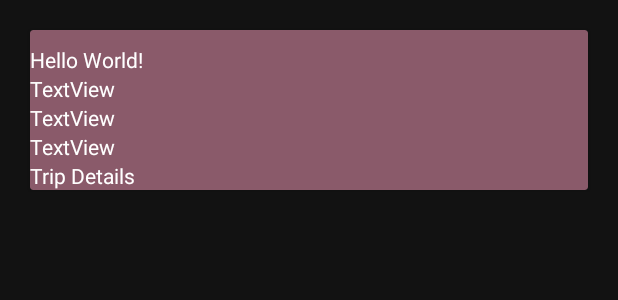
After one commit to AyaAbdelaiz/Trip, an Android app: the layout trip_holder_item.xml on its own in the app's theme, with its tools: preview values and no code run, on a phone screen of 412 x 824 dp. The commit adds this screen. Shown: the top 300 px of the screen. Run offline under Robolectric (Android 15) with nearby library versions, the phone set to English and light mode, and no system bars; Roboto replaces fonts that are not available here.

Commit message:
Add trip

```diff
--- a/app/build.gradle
+++ b/app/build.gradle
@@ -52,6 +52,8 @@ dependencies {
     implementation 'com.google.firebase:firebase-storage:20.0.0'
     implementation 'com.google.firebase:firebase-database:20.0.3'
 
+    implementation 'com.firebaseui:firebase-ui-database:8.0.0'
+
     //google
     implementation 'com.google.maps:google-maps-services:0.16.1'
     implementation 'com.google.android.gms:play-services-base:18.0.1'
--- a/app/src/main/java/com/app/trip/AddNotes.java
+++ b/app/src/main/java/com/app/trip/AddNotes.java
@@ -16,7 +16,7 @@ public class AddNotes extends AppCompatActivity {
     public static String TAG = "main";
     List<String> notes;
     RecyclerView recyclerView;
-    NotesAdapter myAdapter;
+    TripsAdapter myAdapter;
     Button btn;
     TextView txt;
     Button btnSave;
@@ -36,7 +36,7 @@ public class AddNotes extends AppCompatActivity {
         LinearLayoutManager LayoutManager=new LinearLayoutManager(this);
         LayoutManager.setOrientation(RecyclerView.VERTICAL);
         recyclerView.setLayoutManager(LayoutManager);
-        myAdapter=new NotesAdapter(AddNotes.this,notes);
+        //myAdapter=new TripsAdapter(AddNotes.this,notes);
         recyclerView.setAdapter(myAdapter);
 
         btn.setOnClickListener(new View.OnClickListener() {
--- a/app/src/main/java/com/app/trip/LoginActivity.java
+++ b/app/src/main/java/com/app/trip/LoginActivity.java
@@ -60,6 +60,7 @@ public class LoginActivity extends AppCompatActivity {
             @Override
             public void onClick(View view) {
                 checkEd();
+                Intent intent=new Intent(LoginActivity.this,MainActivity.class);
             }
         });
     }
@@ -80,6 +81,7 @@ public class LoginActivity extends AppCompatActivity {
                 @Override
                 public void onComplete(@NonNull Task<AuthResult> task) {
                     if (task.isSuccessful()) {
+
                         Toast.makeText(LoginActivity.this, "Sign In Succefully", Toast.LENGTH_SHORT).show();
                     }
                 }
--- a/app/src/main/java/com/app/trip/RoomDatabase.java
+++ b/app/src/main/java/com/app/trip/RoomDatabase.java
@@ -5,7 +5,7 @@ import android.content.Context;
 import androidx.room.Database;
 import androidx.room.Room;
 
-@Database(entities = {Trip.class}, version = 1)
+//@Database(entities = {Trip.class}, version = 1)
 public class RoomDatabase {
 
     /*private Context mCtx;
--- a/app/src/main/res/layout/activity_add_trip.xml
+++ b/app/src/main/res/layout/activity_add_trip.xml
@@ -132,6 +132,7 @@
 
 
             <RadioGroup
+                android:id="@+id/rdGroup"
                 android:layout_width="match_parent"
                 android:layout_height="match_parent"
                 android:layout_marginTop="39dp"
--- /dev/null
+++ b/app/src/main/res/layout/trip_holder_item.xml
@@ -0,0 +1,59 @@
+<?xml version="1.0" encoding="utf-8"?>
+<androidx.cardview.widget.CardView xmlns:android="http://schemas.android.com/apk/res/android"
+    xmlns:app="http://schemas.android.com/apk/res-auto"
+    xmlns:tools="http://schemas.android.com/tools"
+    style="@style/Theme.Trip"
+    android:layout_width="match_parent"
+    android:layout_height="wrap_content"
+    android:layout_margin="20dp"
+    app:cardBackgroundColor="@color/ui_color">
+
+    <RelativeLayout
+        android:layout_width="match_parent"
+        android:layout_height="match_parent"
+        android:paddingTop="10dp"
+        tools:context=".MainActivity">
+
+        <TextView
+            android:id="@+id/tripStartPoint"
+            android:layout_width="match_parent"
+            android:layout_height="wrap_content"
+            android:text="Hello World!"
+            android:textColor="@color/white" />
+
+        <TextView
+            android:id="@+id/tripEndPoint"
+            android:layout_width="match_parent"
+            android:layout_height="wrap_content"
+            android:layout_below="@+id/tripStartPoint"
+
+            android:text="TextView"
+            android:textColor="@color/white" />
+
+        <TextView
+            android:id="@+id/time"
+            android:layout_width="match_parent"
+            android:layout_height="wrap_content"
+            android:layout_below="@+id/tripEndPoint"
+            android:text="TextView"
+            android:textColor="@color/white" />
+
+        <TextView
+            android:id="@+id/date"
+            android:layout_width="match_parent"
+
+            android:layout_height="wrap_content"
+            android:layout_below="@+id/time"
+            android:text="TextView"
+            android:textColor="@color/white" />
+
+        <TextView
+            android:id="@+id/tripType"
+            android:layout_width="match_parent"
+            android:layout_height="wrap_content"
+            android:layout_below="@+id/date"
+            android:text="@string/trip_details"
+            android:textColor="@color/white" />
+
+    </RelativeLayout>
+</androidx.cardview.widget.CardView>
```
Also changed, not shown: app/src/main/java/com/app/trip/AddTrip.java (+29 -44 lines), app/src/main/java/com/app/trip/MainActivity.java (+44 -1 lines), app/src/main/java/com/app/trip/NotesAdapter.java (deleted, +0 -80 lines), app/src/main/java/com/app/trip/Trip.java (+18 -3 lines), app/src/main/java/com/app/trip/TripsAdapter.java (added, +85 -0 lines).
